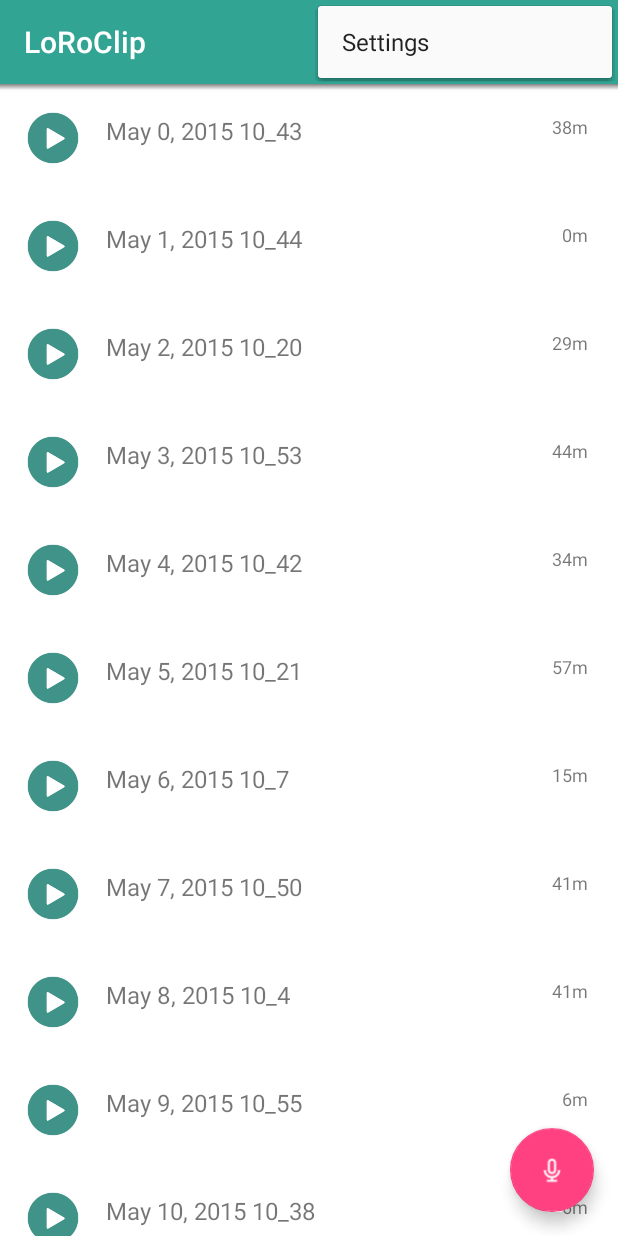
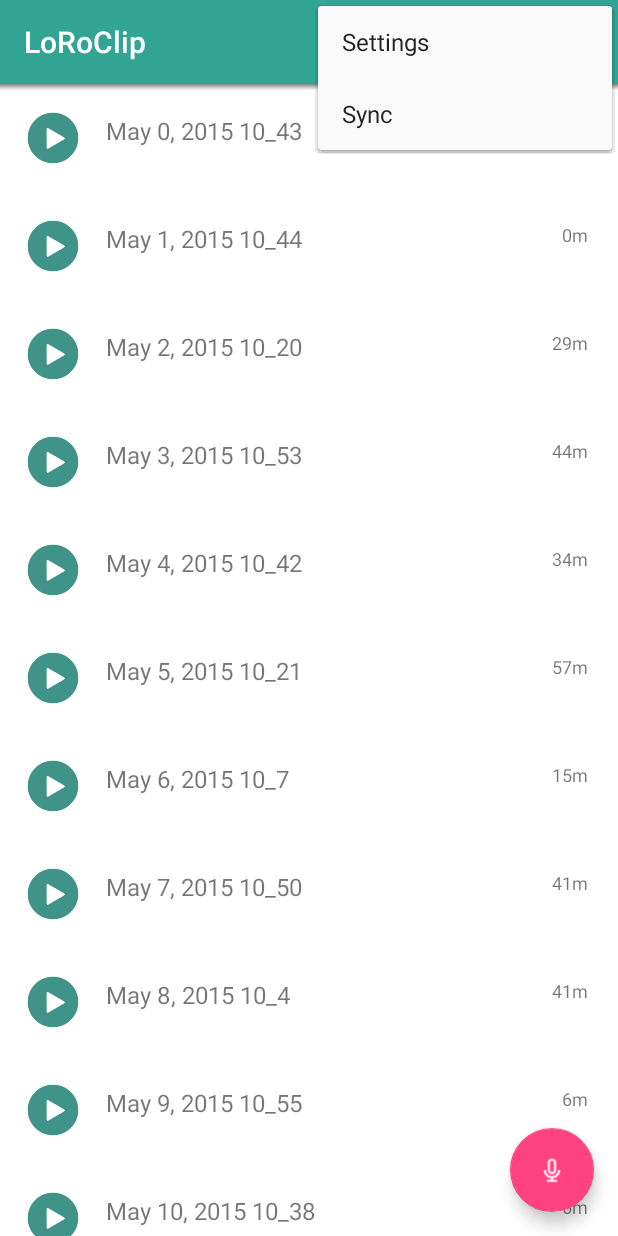
Before and after one commit to HwaYo/LoroClipAndroidUI, an Android app: the screen it shows after launch (MaterialListActivity), with the options menu open, on a phone screen of 412 x 824 dp. Run offline under Robolectric (Android 15) with nearby library versions, the phone set to English and light mode, and no system bars; libraries missing offline, so code that uses them is left out: com.afollestad.materialdialogs, com.melnykov.fab, com.yqritc.recyclerviewflexibledivider; plain views replace FloatingActionButton; 3 statements that could not run were skipped.

Commit message:
Added Sync Button

```diff
--- a/app/src/main/res/menu/menu_material_list.xml
+++ b/app/src/main/res/menu/menu_material_list.xml
@@ -3,4 +3,6 @@
     xmlns:tools="http://schemas.android.com/tools" tools:context=".MaterialListActivity">
     <item android:id="@+id/action_settings" android:title="@string/action_settings"
         android:orderInCategory="100" app:showAsAction="never" />
+    <item android:id="@+id/action_sync" android:title="@string/action_sync"
+        android:orderInCategory="100" app:showAsAction="never" />
 </menu>
--- a/app/src/main/res/values/strings.xml
+++ b/app/src/main/res/values/strings.xml
@@ -3,6 +3,7 @@
 
     <string name="hello_world">Hello world!</string>
     <string name="action_settings">Settings</string>
+    <string name="action_sync">Sync</string>
     <string name="agree">agree</string>
     <string name="disagree">disagree</string>
     <string name="edit_record">Edit Record</string>
```
